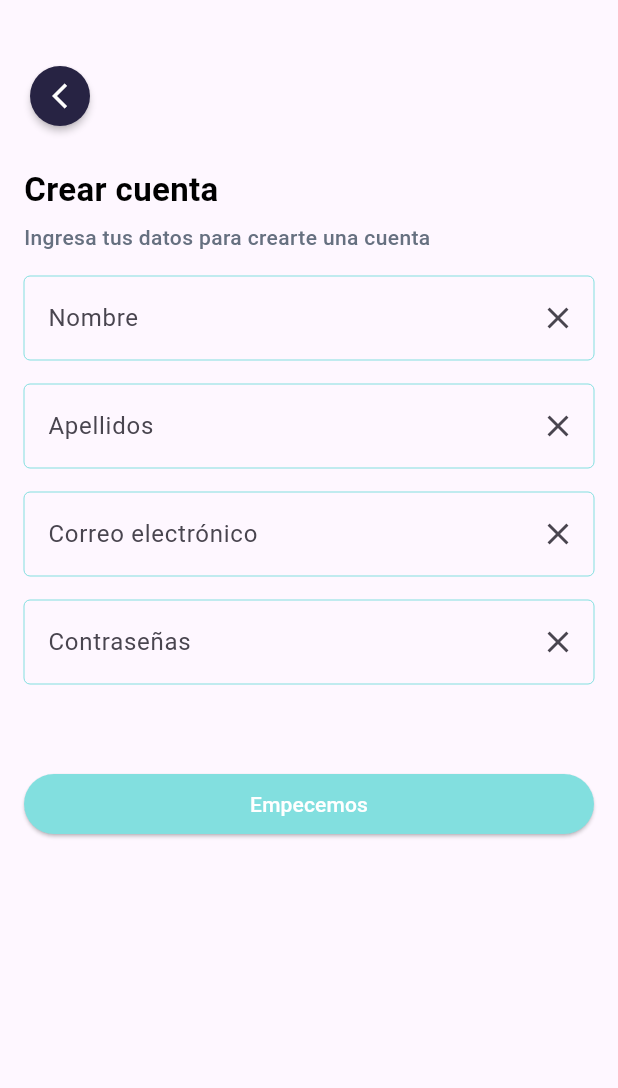
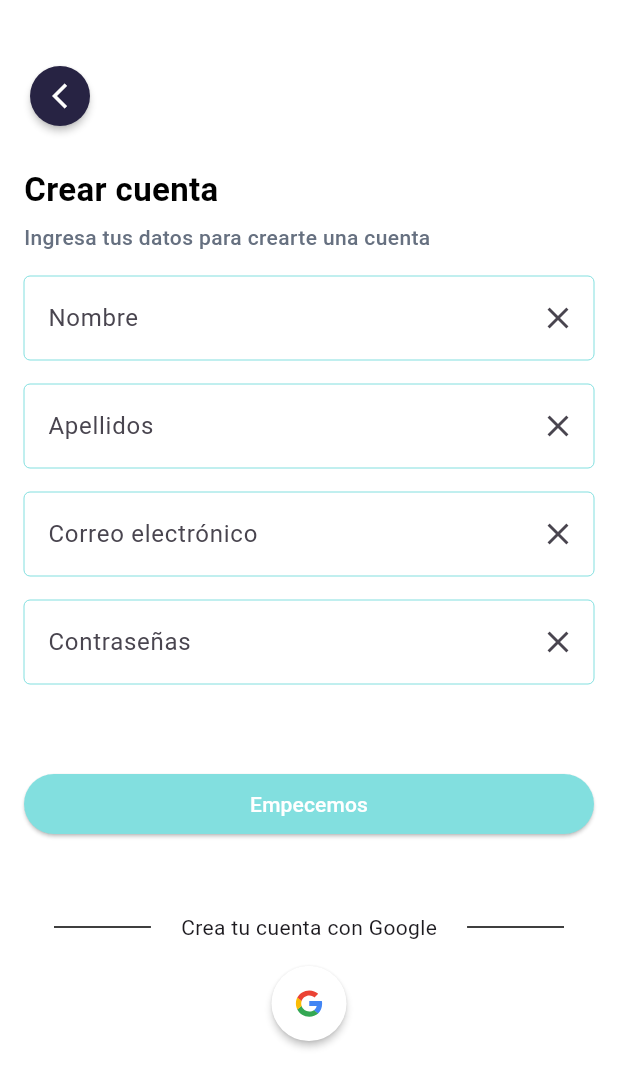
Before and after one commit to ArielColqueH/vetmed-app, a Flutter app: the screen it shows after launch, on a phone screen of 412 x 824 dp. Shown: the top 1088 px of the screen. Run offline on Flutter 3.47's test engine with Material 2 defaults, Android fonts, the phone set to English and light mode, and no system bars; our stand-ins replace firebase_core, flutter_svg; accounts and stored records are empty.

Commit message:
se agrego widget de signin with google

```diff
--- a/lib/main.dart
+++ b/lib/main.dart
@@ -2,6 +2,7 @@ import 'package:firebase_core/firebase_core.dart';
 import 'package:flutter/material.dart';
 import 'package:vetmed_app/presentation/pages/authentication/Login_Page.dart';
 import 'package:vetmed_app/presentation/pages/authentication/SignUp_Page.dart';
+import 'package:vetmed_app/utils/colors.dart';
 import 'firebase_options.dart';
 
 void main() async {
@@ -21,6 +22,7 @@ class MyApp extends StatelessWidget {
       title: 'Flutter Demo',
       theme: ThemeData(
         useMaterial3: true,
+        scaffoldBackgroundColor: primaryWhite,
       ),
       home: const SingUpPage(),
     );
--- a/lib/presentation/pages/authentication/Login_Page.dart
+++ b/lib/presentation/pages/authentication/Login_Page.dart
@@ -1,7 +1,7 @@
 import 'package:flutter/material.dart';
 import 'package:vetmed_app/utils/colors.dart';
 import '../../../utils/colors.dart';
-import '../../widgets/atoms/button-normal.dart';
+import '../../widgets/button-normal.dart';
 
 class LoginPage extends StatelessWidget {
   const LoginPage({Key? key}) : super(key: key);
@@ -10,7 +10,7 @@ class LoginPage extends StatelessWidget {
   Widget build(BuildContext context) {
     return Scaffold(
       body: Padding(
-        padding: EdgeInsets.symmetric(
+        padding: const EdgeInsets.symmetric(
           horizontal: 16,
         ),
         child: Column(
--- a/lib/presentation/pages/authentication/SignUp_Page.dart
+++ b/lib/presentation/pages/authentication/SignUp_Page.dart
@@ -1,11 +1,13 @@
 import 'package:flutter/material.dart';
-import 'package:vetmed_app/presentation/widgets/atoms/button-back.dart';
+import 'package:vetmed_app/presentation/pages/authentication/widgets/button-logo.dart';
+import 'package:vetmed_app/presentation/pages/authentication/widgets/divider-detail.dart';
+import 'package:vetmed_app/presentation/widgets/button-back.dart';
 import 'package:vetmed_app/utils/colors.dart';
 import '../../../utils/colors.dart';
-import '../../widgets/atoms/button-normal.dart';
-import '../../widgets/atoms/input-normal.dart';
-import '../../widgets/atoms/subtitle.dart';
-import '../../widgets/atoms/title.dart';
+import '../../widgets/button-normal.dart';
+import '../../widgets/input-normal.dart';
+import '../../widgets/subtitle.dart';
+import '../../widgets/title.dart';
 
 class SingUpPage extends StatelessWidget {
   const SingUpPage({Key? key}) : super(key: key);
@@ -21,7 +23,9 @@ class SingUpPage extends StatelessWidget {
         ),
         child: Column(
           children: [
-            ButtonBack(color: secondaryColor,),
+            ButtonBack(
+              color: secondaryColor,
+            ),
             const SizedBox(
               height: 24,
             ),
@@ -68,6 +72,16 @@ class SingUpPage extends StatelessWidget {
               color: primaryColor,
               text: 'Empecemos',
             ),
+            const SizedBox(
+              height: 48,
+            ),
+            const DividerDetail(
+              texto: 'Crea tu cuenta con Google',
+            ),
+            const SizedBox(
+              height: 16,
+            ),
+            const ButtonLogo(),
           ],
         ),
       ),
--- /dev/null
+++ b/lib/presentation/pages/authentication/widgets/button-logo.dart
@@ -0,0 +1,29 @@
+import 'package:flutter/material.dart';
+import 'package:flutter_svg/svg.dart';
+import '../../../../utils/colors.dart';
+
+class ButtonLogo extends StatelessWidget {
+  const ButtonLogo({Key? key}) : super(key: key);
+
+  @override
+  Widget build(BuildContext context) {
+    return Align(
+      alignment: Alignment.center,
+      child: RawMaterialButton(
+        fillColor: Colors.white,
+        onPressed: () {},
+        elevation: 2.0,
+        constraints: const BoxConstraints(
+          minWidth: 0,
+        ),
+        padding: const EdgeInsets.all(15.0),
+        shape: const CircleBorder(),
+        child: SvgPicture.asset(
+          'assets/images/img-google.svg',
+          height: 20.0,
+          width: 20.0,
+        ),
+      ),
+    );
+  }
+}
--- /dev/null
+++ b/lib/presentation/pages/authentication/widgets/divider-detail.dart
@@ -0,0 +1,33 @@
+import 'package:flutter/material.dart';
+import '../../../../utils/colors.dart';
+
+class DividerDetail extends StatelessWidget {
+  final String texto;
+
+  const DividerDetail({Key? key, required this.texto}) : super(key: key);
+
+  @override
+  Widget build(BuildContext context) {
+    return Row(children: <Widget>[
+      Expanded(
+        child: Container(
+          margin: const EdgeInsets.only(right: 20.0, left: 20),
+          child: Divider(
+            color: primaryBlack,
+            thickness: 1,
+          ),
+        ),
+      ),
+      Text(texto),
+      Expanded(
+        child: Container(
+          margin: const EdgeInsets.only(left: 20.0, right: 20),
+          child: Divider(
+            color: primaryBlack,
+            thickness: 1,
+          ),
+        ),
+      ),
+    ]);
+  }
+}
--- a/lib/presentation/widgets/atoms/button-back.dart
+++ b/lib/presentation/widgets/button-back.dart
@@ -1,6 +1,6 @@
 import 'package:flutter/material.dart';
 
-import '../../../utils/colors.dart';
+import '../../utils/colors.dart';
 
 class ButtonBack extends StatelessWidget {
   final Color color;
--- a/lib/presentation/widgets/atoms/subtitle.dart
+++ b/lib/presentation/widgets/subtitle.dart
@@ -1,6 +1,6 @@
 import 'package:flutter/material.dart';
 
-import '../../../utils/colors.dart';
+import '../../utils/colors.dart';
 
 class Subtitle extends StatelessWidget {
   final String texto;
--- a/lib/presentation/widgets/atoms/title.dart
+++ b/lib/presentation/widgets/title.dart
@@ -1,6 +1,6 @@
 import 'package:flutter/material.dart';
 
-import '../../../utils/colors.dart';
+import '../../utils/colors.dart';
 
 class TitleScreen extends StatelessWidget {
   final String texto;
--- a/pubspec.yaml
+++ b/pubspec.yaml
@@ -30,6 +30,7 @@ dependencies:
   flutter:
     sdk: flutter
   firebase_core: ^1.17.1
+  flutter_svg: ^1.1.0
 
 
   # The following adds the Cupertino Icons font to your application.
@@ -62,6 +63,7 @@ flutter:
   assets:
     - assets/images/img-veterinary-pet.png
     - assets/images/img-veterinary-pet.svg
+    - assets/images/img-google.svg
 
   # An image asset can refer to one or more resolution-specific "variants", see
   # https://flutter.dev/assets-and-images/#resolution-aware
```
Also changed, not shown: assets/images/img-google.svg (added), lib/presentation/widgets/button-normal.dart (renamed from lib/presentation/widgets/atoms/button-normal.dart), lib/presentation/widgets/input-normal.dart (renamed from lib/presentation/widgets/atoms/input-normal.dart), pubspec.lock.
